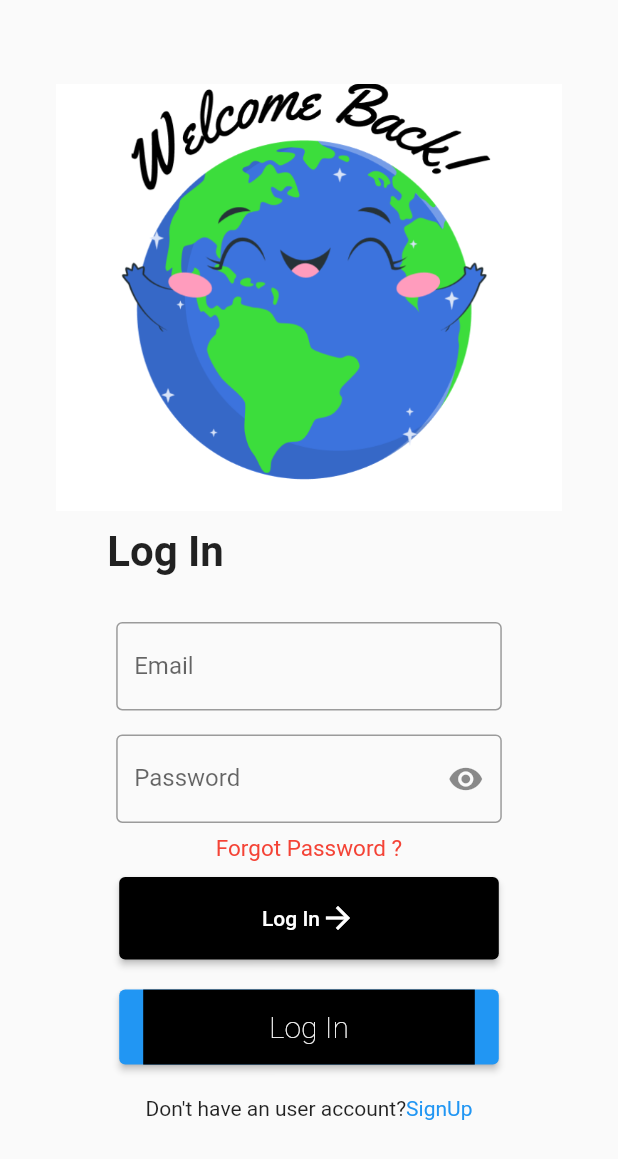
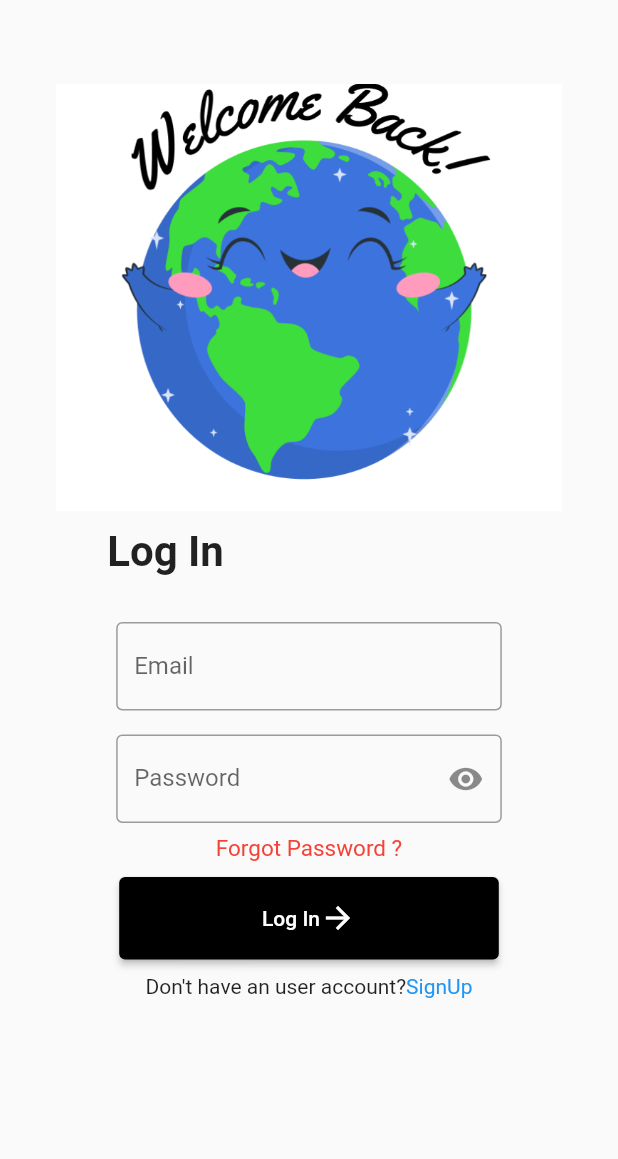
Before and after one commit to StutiPradhan/ecoworld, a Flutter app: the screen it shows after launch, on a phone screen of 412 x 824 dp. Shown: the top 1159 px of the screen. Run offline on Flutter 3.47's test engine with Material 2 defaults, Android fonts, the phone set to English and light mode, and no system bars.

Commit message:
changes made in login

```diff
--- a/lib/pages/login.dart
+++ b/lib/pages/login.dart
@@ -63,8 +63,7 @@ class _LoginPageState extends State<LoginPage> {
                                 Padding(
                                   padding: const EdgeInsets.symmetric(
                                       vertical: 1, horizontal: 32.0),
-                                child: Column(
-                                  children: [
+                                  child: Column(children: [
                                     Padding(
                                       padding: const EdgeInsets.all(8),
                                       child: TextFormField(
@@ -132,45 +131,9 @@ class _LoginPageState extends State<LoginPage> {
                                                 ]),
                                           )),
                                     ),
-                                    Padding(
-                                        padding: const EdgeInsets.all(10.0),
-                                        child: ElevatedButton(
-                                          onPressed: () {
-                                            // ignore: unused_label
-
-                                            // Navigator.push(
-                                            //     context,
-                                            //     MaterialPageRoute(
-                                            //         builder: (_) =>
-                                            //             const MyHomePage(
-                                            //               title: '',
-                                            //             )));
-                                          },
-                                          child: Container(
-                                            height: 50,
-                                            alignment: Alignment.center,
-                                            decoration: const BoxDecoration(
-                                                color: Colors.black,
-                                                shape: BoxShape.rectangle),
-
-                                            child: const Text(
-                                              'Log In',
-                                              style: TextStyle(
-                                                  color: Colors.white,
-                                                  fontSize: 20,
-                                                  fontWeight: FontWeight.w100),
-                                            ),
-                                            //suffixIcon:IconButton(  icon:Icon( Icons.arrow_forward_outlined ),)
-                                          ),
-                                        )),
-                                  ],
-                                ),
-                              ),
-                              const SizedBox(
-                                height: 10,
-                              ),
                                     Row(
-                                mainAxisAlignment: MainAxisAlignment.center,
+                                      mainAxisAlignment:
+                                          MainAxisAlignment.center,
                                       children: const [
                                         Text("Don't have an user account?"),
                                         Text(
@@ -180,8 +143,9 @@ class _LoginPageState extends State<LoginPage> {
                                       ],
                                     )
                                   ]),
-                      )),
+                                )
+                              ]),
                           //)
-                ))));
+                        ))))));
   }
 }
```
Lines whose indentation alone changed are shown as unchanged.
